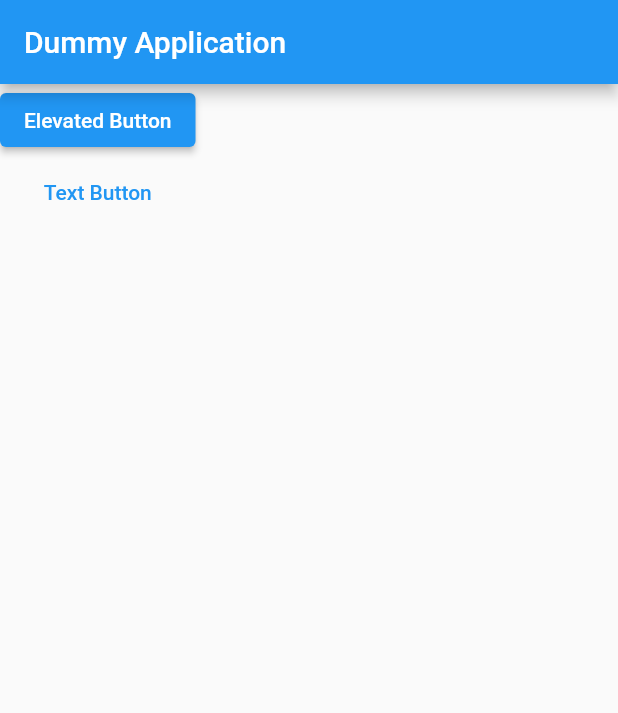
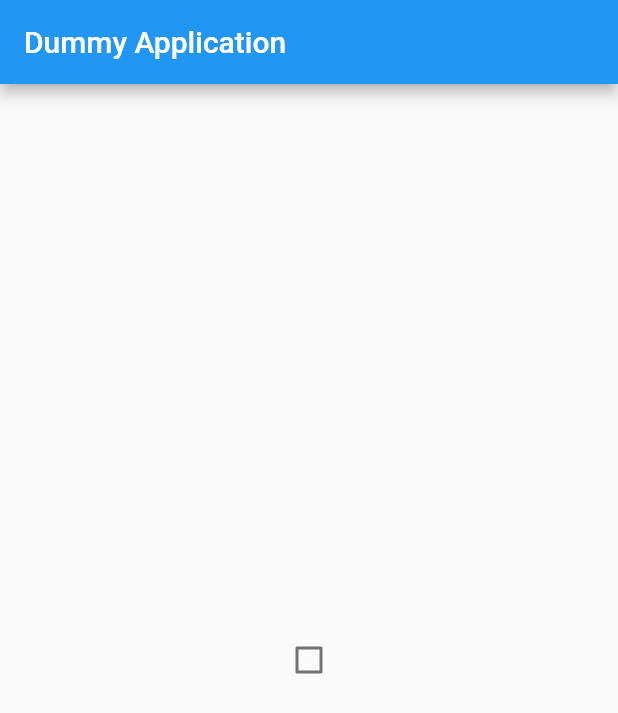
Before and after one commit to AbyvargheseMandapathel/flutter_learn, a Flutter app: the screen it shows after launch, on a phone screen of 412 x 824 dp. Shown: the top 713 px of the screen. Run offline on Flutter 3.47's test engine with Material 2 defaults, Android fonts, the phone set to English and light mode, and no system bars.

```diff
--- a/lib/main.dart
+++ b/lib/main.dart
@@ -12,14 +12,7 @@ class Application extends StatefulWidget {
 }
 
 class _ApplicationState extends State<Application> {
-  String ptext = "";
-
-  // Declare method to update ptext
-  void method(String value) {
-    setState(() {
-      ptext = value;
-    });
-  }
+  bool cbool = false;
 
   @override
   Widget build(BuildContext context) {
@@ -28,23 +21,19 @@ class _ApplicationState extends State<Application> {
         appBar: AppBar(
           title: Text("Dummy Application"),
         ),
-        body: Column(
-          children: [
-            ElevatedButton(
-              onPressed: () {
-                method("You Pressed ElevatedButton");
-              },
-              child: Text("Elevated Button"),
-            ),
-            TextButton(
-              onPressed: () {
-                method("You Pressed Text Button");
-              },
-              child: Text("Text Button"),
-            ),
-            SizedBox(height: 20), // Added space between buttons and text
-            Text(ptext), // Display updated ptext here
-          ],
+        body: Center(
+          child: Checkbox(
+            value: cbool, // Use the variable 'cbool' as the value
+            onChanged: (bool? cb) {
+              if (cb != null) {
+                // Make sure to handle the null value of cb
+                setState(() {
+                  cbool = cb;
+                  print(cbool);
+                });
+              }
+            },
+          ),
         ),
       ),
     );
```
